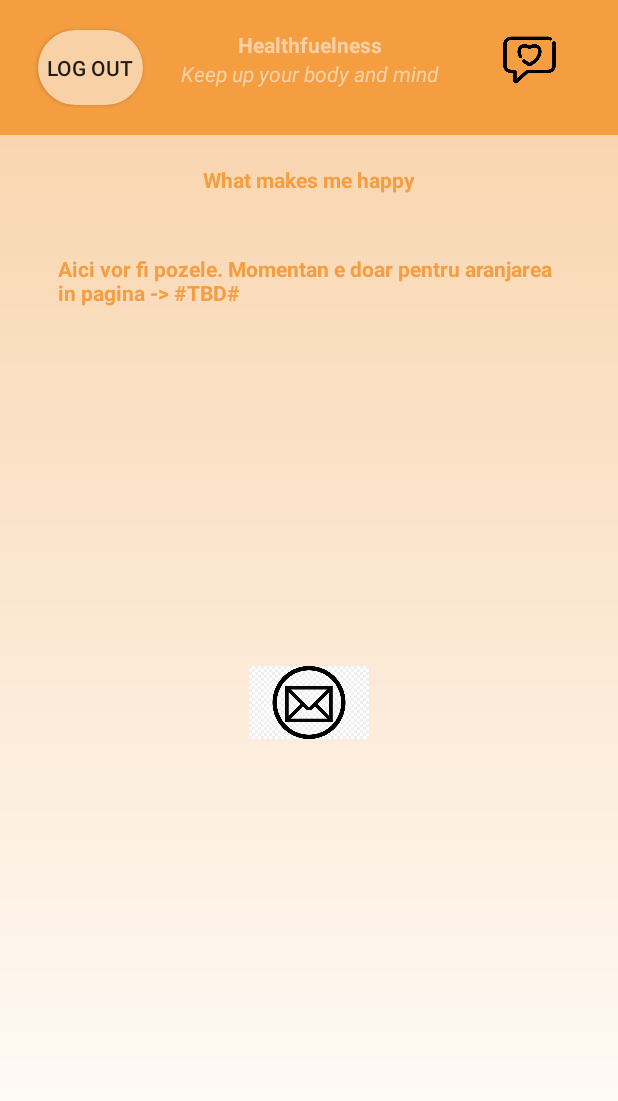
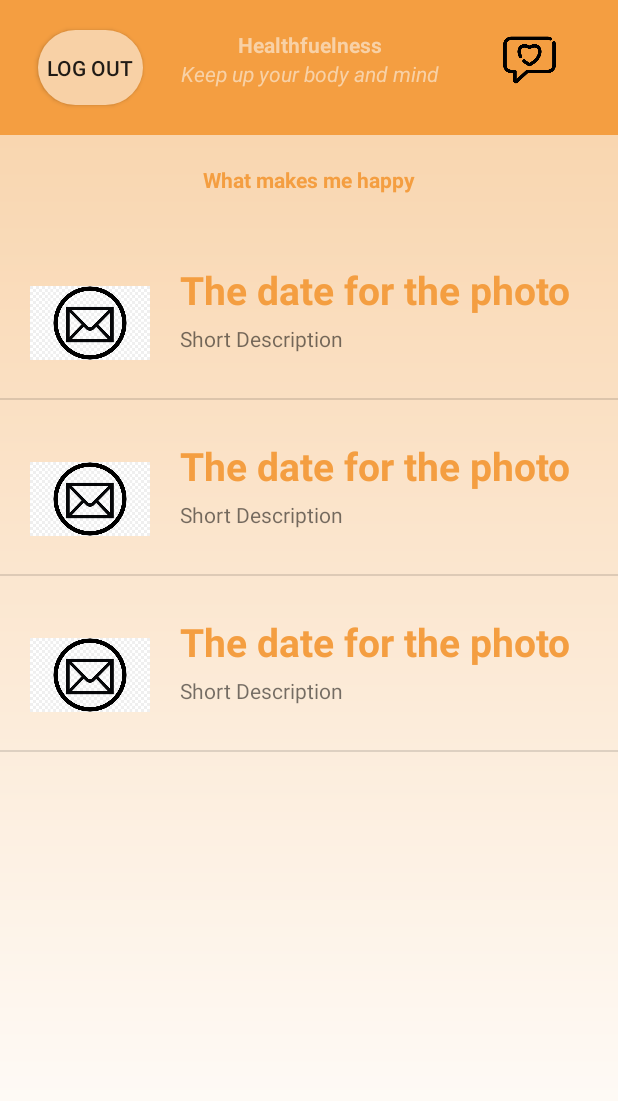
Before and after one commit to BiancaTripa/Healthfuelness, an Android app: the layout activity_what_make_me_happy.xml on its own in the app's theme, with its tools: preview values and no code run, on a phone screen of 412 x 824 dp. Shown: the top 1101 px of the screen. Run offline under Robolectric (Android 15) with nearby library versions, the phone set to English and light mode, and no system bars.

Commit message:
ViewList for gallery but it doesn't work ok

```diff
--- a/app/src/main/AndroidManifest.xml
+++ b/app/src/main/AndroidManifest.xml
@@ -40,6 +40,9 @@
         <activity
             android:name=".WhatMakeMeHappyActivity"
             android:exported="false" />
+        <activity
+            android:name=".HappyActivity"
+            android:exported="false" />
     </application>
 
 </manifest>
--- /dev/null
+++ b/app/src/main/java/com/example/healthfuelness/HappyPhoto.kt
@@ -0,0 +1,3 @@
+package com.example.healthfuelness
+
+data class HappyPhoto(var description: String, var date: String, var imageId: Int)
--- a/app/src/main/res/layout/activity_what_make_me_happy.xml
+++ b/app/src/main/res/layout/activity_what_make_me_happy.xml
@@ -75,18 +75,11 @@
         android:textColor="@color/colorPrimaryDark"
         android:textStyle="bold"></TextView>
 
-    <TextView
-        android:id="@+id/calendar"
-        android:layout_width="334dp"
-        android:layout_height="244dp"
-        android:layout_gravity="center"
-        android:layout_marginStart="25dp"
-        android:layout_marginTop="20dp"
-        android:layout_marginEnd="25dp"
-        android:layout_marginBottom="20dp"
-        android:text="Aici vor fi pozele. Momentan e doar pentru aranjarea in pagina -> #TBD#"
-        android:textColor="@color/colorPrimaryDark"
-        android:textStyle="bold"></TextView>
+    <ListView
+        android:id="@+id/listview"
+        android:layout_width="match_parent"
+        android:layout_height="match_parent"
+        tools:listitem="@layout/list_item"></ListView>
 
     <ImageView
         android:id="@+id/button_home"
--- /dev/null
+++ b/app/src/main/res/layout/list_item.xml
@@ -0,0 +1,56 @@
+<?xml version="1.0" encoding="utf-8"?>
+<LinearLayout xmlns:android="http://schemas.android.com/apk/res/android"
+    android:orientation="vertical"
+    android:layout_width="match_parent"
+    android:layout_height="match_parent">
+
+
+    <RelativeLayout
+        android:layout_width="match_parent"
+        android:layout_height="match_parent"
+        android:layout_marginTop="16dp">
+
+        <LinearLayout
+            android:layout_width="wrap_content"
+            android:layout_height="wrap_content"
+            android:layout_marginVertical="10dp"
+            android:orientation="horizontal">
+
+            <ImageView
+                android:id="@+id/iv_happy_pic"
+                android:layout_width="80dp"
+                android:layout_height="80dp"
+                android:layout_marginStart="20dp"
+                android:src="@drawable/ic_logo">
+            </ImageView>
+
+            <LinearLayout
+                android:layout_width="wrap_content"
+                android:layout_height="wrap_content"
+                android:layout_marginStart="20dp"
+                android:orientation="vertical">
+
+                <TextView
+                    android:id="@+id/tv_date"
+                    android:layout_width="wrap_content"
+                    android:layout_height="wrap_content"
+                    android:text="The date for the photo"
+                    android:textColor="@color/colorPrimaryDark"
+                    android:textStyle="bold"
+                    android:textSize="26sp">
+                </TextView>
+
+                <TextView
+                    android:id="@+id/tv_short_description"
+                    android:layout_width="wrap_content"
+                    android:layout_height="wrap_content"
+                    android:layout_marginTop="5dp"
+                    android:text="Short Description">
+                </TextView>
+
+            </LinearLayout>
+        </LinearLayout>
+
+    </RelativeLayout>
+
+</LinearLayout>
```
Also changed, not shown: app/build.gradle (+8 -0 lines), app/src/main/java/com/example/healthfuelness/HappyActivity.kt (added, +26 -0 lines), app/src/main/java/com/example/healthfuelness/MyAdapter.kt (added, +29 -0 lines), app/src/main/java/com/example/healthfuelness/WhatMakeMeHappyActivity.kt (+60 -2 lines), app/src/main/res/layout/activity_happy.xml (added, +40 -0 lines). Lines whose indentation alone changed are shown as unchanged.
